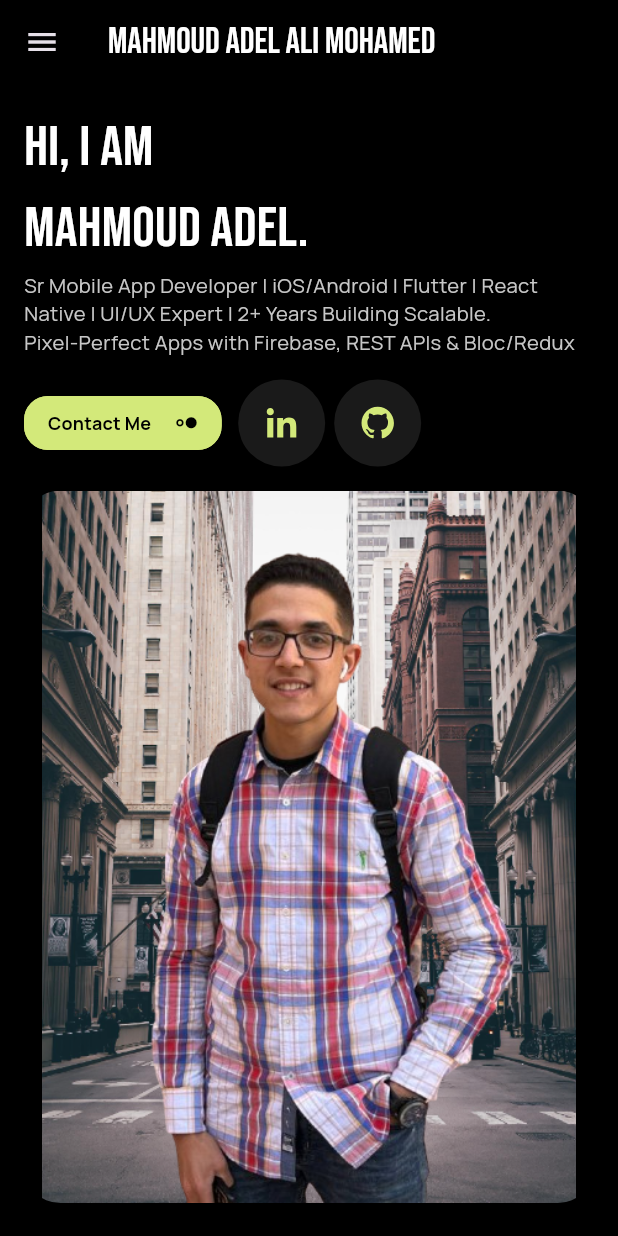
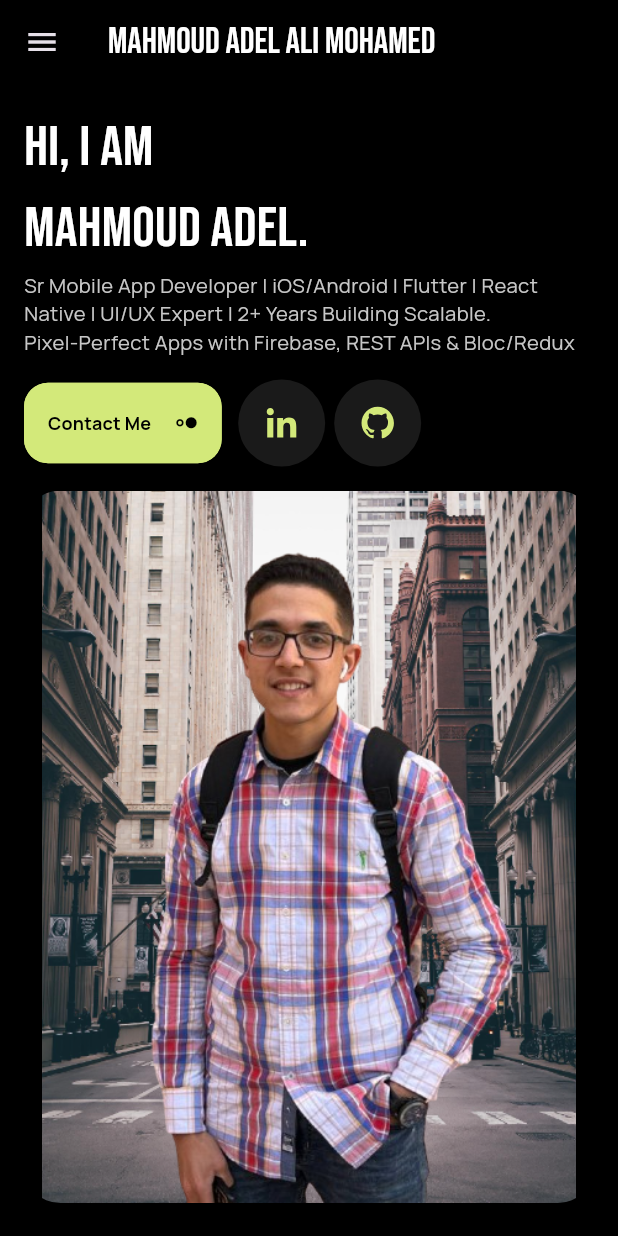
Before and after one commit to Mahmoud-Adel-Ali/My_Portfolio, a Flutter app: the screen it shows after launch, on a phone screen of 412 x 824 dp. Run offline on Flutter 3.47's test engine with Material 3 defaults, Android fonts, the phone set to English and light mode, and no system bars; our stand-ins replace flutter_svg.

Commit message:
Refactor Custom Button

```diff
--- a/lib/core/widgets/custom_button.dart
+++ b/lib/core/widgets/custom_button.dart
@@ -18,6 +18,7 @@ class CustomButton extends StatelessWidget {
     return MaterialButton(
       onPressed: onPressed,
       color: AppColors.main,
+      height: MediaQuery.sizeOf(context).height * 0.065,
       shape: RoundedRectangleBorder(
         borderRadius: BorderRadius.circular(16),
         side: const BorderSide(color: AppColors.main),
```
